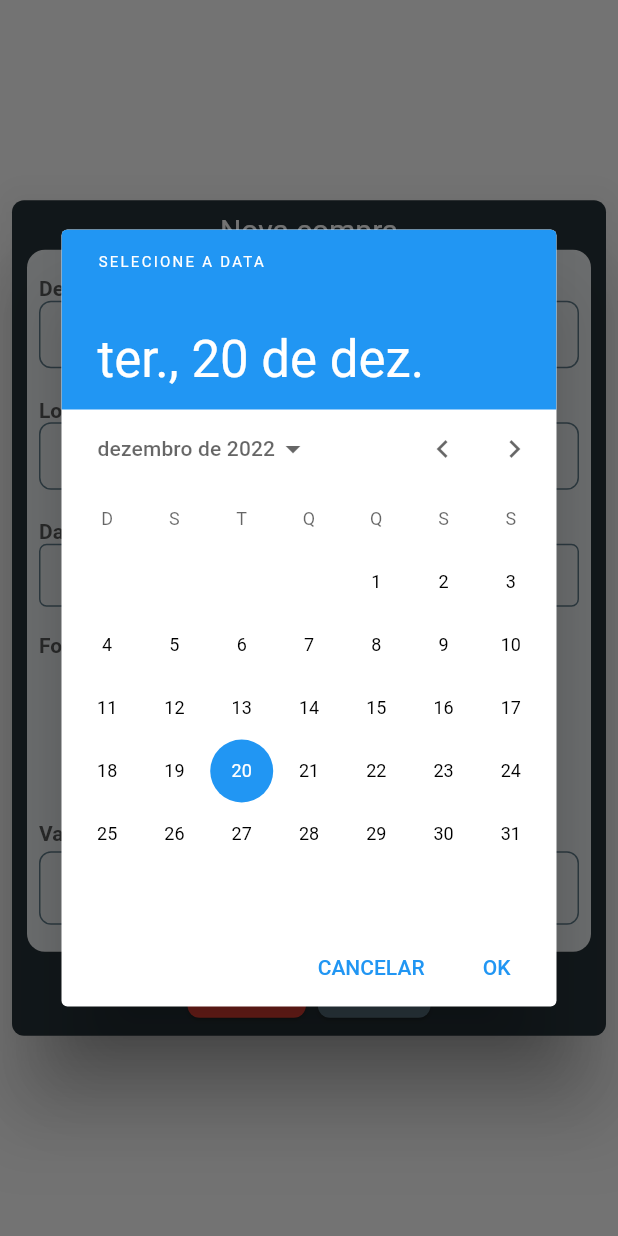
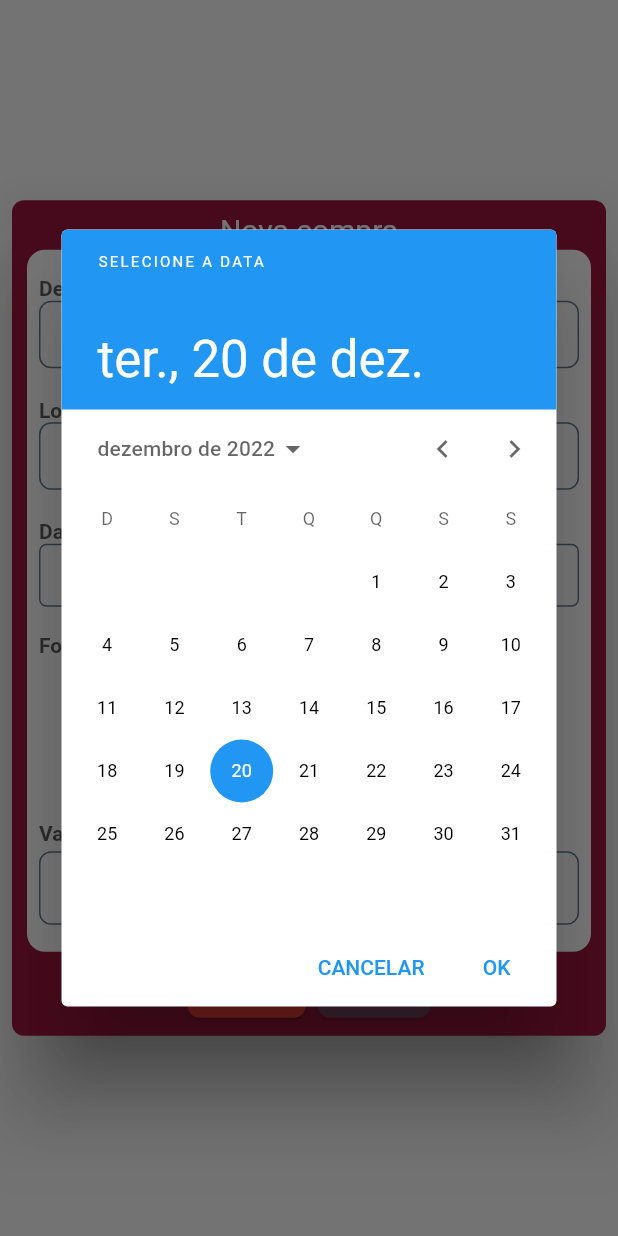
Before and after one commit to Firekepr/Project_How_Many_I_Spend, a Flutter app: the CalendarAddDialog widget shown alone on an empty page, opened directly with empty values, after a tap on an icon or button, on a phone screen of 412 x 824 dp. Run offline on Flutter 3.47's test engine with Material 2 defaults, Android fonts, the phone set to English and light mode, and no system bars; drawn by our look-alikes of reactive_forms; our stand-ins replace brasil_fields, material_design_icons_flutter, modal_bottom_sheet, sqflite, table_calendar; accounts and stored records are empty; statements that could not run were skipped.

Commit message:
Update calendar add(INSERT) modal part - 4

```diff
--- a/lib/database/database-tables.dart
+++ b/lib/database/database-tables.dart
@@ -3,11 +3,11 @@ import 'dart:core';
 class DataBaseTables {
 
   static const String calendarEvents = '''
-  CREATE TABLE mov_calendar_itens(
+  CREATE TABLE mov_calendar_items(
     id integer PRIMARY KEY AUTOINCREMENT,
     date text,
     type text,
-    parcel integer DEFAULT 0,
+    parcel text,
     description text,
     local text,
     spending text
--- /dev/null
+++ b/lib/database/interfaces/calendar-items.dart
@@ -0,0 +1,41 @@
+class CalendarItems {
+  int? id;
+  String date;
+  String type;
+  String description;
+  String? parcel;
+  String? local;
+  String spending;
+
+  CalendarItems({
+    this.id,
+    required this.date,
+    required this.type,
+    required this.description,
+    this.parcel,
+    this.local,
+    required this.spending,
+  });
+
+  factory CalendarItems.fromMap(Map<String, dynamic> map) => CalendarItems(
+        id: map['id'],
+        date: map['date'],
+        type: map['type'],
+        description: map['description'],
+        parcel: map['parcel'],
+        local: map['local'],
+        spending: map['spending'],
+      );
+
+  Map<String, dynamic> toMap() {
+    return {
+      'id': id,
+      'date': date,
+      'type': type,
+      'description': description,
+      'parcel': parcel,
+      'local': local,
+      'spending': spending,
+    };
+  }
+}
--- a/lib/services/provider-calendar.dart
+++ b/lib/provider/provider-calendar.dart
@@ -1,4 +1,6 @@
 import 'package:flutter/material.dart';
+
+import '../database/interfaces/calendar-items.dart';
 
 class ProviderCalendar extends ChangeNotifier {
 
@@ -9,4 +11,11 @@ class ProviderCalendar extends ChangeNotifier {
     notifyListeners();
   }
 
+  List<CalendarItems> _items = [];
+  List<CalendarItems> get calendarItems => _items;
+  setCalendarItems(List<CalendarItems> list) {
+    _items = list;
+    notifyListeners();
+  }
+
 }
--- /dev/null
+++ b/lib/services/global-context.dart
@@ -0,0 +1,11 @@
+import 'package:flutter/material.dart';
+
+class GlobalContextKey {
+  static GlobalKey<NavigatorState> navigatorKey = GlobalKey<NavigatorState>();
+
+  static GlobalKey<ScaffoldState> drawerKey = GlobalKey<ScaffoldState>();
+
+  static BuildContext? get(){
+    return navigatorKey.currentContext;
+  }
+}
--- a/lib/strings/calendar-strings.dart
+++ b/lib/strings/calendar-strings.dart
@@ -1,6 +1,6 @@
 class CalendarStrings {
 
-  static const String amountSpend = 'Valor gasto:';
+  static const String amountSpend = 'Valor gasto (obrigatório):';
   static const String cancel = 'Cancelar';
   static const String conclude = 'Concluir';
   static const String newRegister = 'Nova compra';
--- /dev/null
+++ b/lib/widgets/buttons/form-simple-text-button.dart
@@ -0,0 +1,55 @@
+import 'package:flutter/material.dart';
+import 'package:reactive_forms/reactive_forms.dart';
+
+class CustomFormTextButton extends StatelessWidget {
+  final Color? backGroundColor;
+  final String label;
+  final void Function() onTap;
+  final bool isFormButton;
+
+  const CustomFormTextButton({
+    Key? key,
+    this.backGroundColor,
+    required this.label,
+    required this.onTap,
+    required this.isFormButton,
+  }) : super(key: key);
+
+  @override
+  Widget build(BuildContext context) {
+    return ReactiveFormConsumer(
+      builder: (context, form, child) {
+        return Opacity(
+            opacity: !isFormButton
+                ? 1
+                : isFormButton && form.valid && form.dirty ? 1 : 0.5,
+          child: Card(
+            elevation: 1,
+            color: backGroundColor ?? Colors.blueGrey,
+            shape: RoundedRectangleBorder(
+              borderRadius: BorderRadius.circular(8.0),
+              // side: const BorderSide(color: Color.fromRGBO(0, 160, 227, 1)),
+            ),
+            child: GestureDetector(
+              onTap: !isFormButton
+                  ? onTap
+                  : isFormButton && form.valid
+                  ? onTap
+                  : null,
+              child: Padding(
+                padding: const EdgeInsets.all(10.0),
+                child: Text(
+                    label,
+                    style: const TextStyle(
+                      fontSize: 15,
+                      color: Colors.white,
+                    )
+                ),
+              ),
+            ),
+          ),
+        );
+      },
+    );
+  }
+}
--- a/lib/widgets/dialogs/calendar-add-dialog.dart
+++ b/lib/widgets/dialogs/calendar-add-dialog.dart
@@ -1,12 +1,16 @@
 import 'package:flutter/material.dart';
+import 'package:how_many_i_spend/services/calendar-service.dart';
 import 'package:how_many_i_spend/widgets/buttons/handle-generic-button.dart';
 import 'package:how_many_i_spend/widgets/layout/simple_divisor.dart';
 import 'package:how_many_i_spend/widgets/pickers/simple-date-picker.dart';
 import 'package:material_design_icons_flutter/material_design_icons_flutter.dart';
+import 'package:provider/provider.dart';
 import 'package:reactive_forms/reactive_forms.dart';
 
+import '../../provider/provider-system.dart';
 import '../../services/colors-service.dart';
 import '../../strings/calendar-strings.dart';
+import '../buttons/form-simple-text-button.dart';
 import '../dropdown/Form-drop-down.dart';
 import '../textfields/forms-simple-border-text-field.dart';
 import '../textfields/simple-border-text-field.dart';
@@ -32,8 +36,8 @@ class _CalendarAddDialogState extends State<CalendarAddDialog> {
   final FormGroup _form = FormGroup({
     'description': FormControl<String>(value: ''),
     'local': FormControl<String>(value: ''),
-    'date': FormControl<DateTime>(validators: [Validators.required]),
-    'type': FormControl<String>(value: 'Débito', validators: [Validators.required]),
+    'date': FormControl<DateTime>(),
+    'type': FormControl<String>(value: 'Débito'),
     'spending': FormControl<String>(validators: [Validators.required]),
     'parcel': FormControl<String>(value: '1x'),
   });
@@ -41,14 +45,17 @@ class _CalendarAddDialogState extends State<CalendarAddDialog> {
   @override
   void initState() {
     parcelList = List<String>.generate(48, (i) => '${i}x');
+    _form.control('date').value = widget.initialDateTime;
     super.initState();
   }
 
   @override
   Widget build(BuildContext context) {
-    return Dialog(
+    return Consumer<ProviderSystem>(
+        builder: (BuildContext context, ProviderSystem val, Widget? child) {
+          return  Dialog(
             insetPadding: const EdgeInsets.symmetric(horizontal: 8),
-      backgroundColor: Colors.blueGrey[900],
+            backgroundColor: val.theme ? const Color.fromRGBO(155, 22, 61, 1) : Colors.blueGrey[900],
             shape: const RoundedRectangleBorder(
               borderRadius: BorderRadius.all(
                 Radius.circular(8.0),
@@ -76,7 +83,7 @@ class _CalendarAddDialogState extends State<CalendarAddDialog> {
                       child: Container(
                         padding: const EdgeInsets.all(8.0),
                         decoration: BoxDecoration(
-                      color: Colors.blueGrey[50],
+                          color: val.theme ? Colors.white : Colors.blueGrey[50],
                           borderRadius: const BorderRadius.all(Radius.circular(12.0)),
                         ),
                         child: ReactiveForm(
@@ -176,17 +183,34 @@ class _CalendarAddDialogState extends State<CalendarAddDialog> {
                         ),
                       ),
                     ),
-                Row(
+                    ReactiveForm(
+                      formGroup: _form,
+                      child: Row(
                         mainAxisAlignment: MainAxisAlignment.center,
                         children: [
-                    floatingButtons(CalendarStrings.cancel, saveRegister, Colors.red),
-                    floatingButtons(CalendarStrings.conclude, saveRegister, null),
+
+                          CustomFormTextButton(
+                            label: CalendarStrings.cancel,
+                            onTap: () => Navigator.of(context).pop(),
+                            isFormButton: false,
+                            backGroundColor: Colors.red,
+                          ),
+
+                          CustomFormTextButton(
+                            label: CalendarStrings.conclude,
+                            onTap: saveRegister,
+                            isFormButton: true,
+                            backGroundColor: null,
+                          ),
                         ],
+                      ),
                     ),
                   ],
                 ),
               ),
             ),
+          );
+        }
     );
   }
 
@@ -200,29 +224,15 @@ class _CalendarAddDialogState extends State<CalendarAddDialog> {
     ),
   );
 
-  Widget floatingButtons(String label, void Function() onTap, Color? color) => Card(
-    elevation: 1,
-    color: color ?? Colors.blueGrey,
-    shape: RoundedRectangleBorder(
-      borderRadius: BorderRadius.circular(8.0),
-      // side: const BorderSide(color: Color.fromRGBO(0, 160, 227, 1)),
-    ),
-    child: InkWell(
-      onTap: onTap,
-      child: Padding(
-        padding: const EdgeInsets.all(10.0),
-        child: Text(
-            label,
-            style: const TextStyle(
-              fontSize: 15,
-              color: Colors.white,
-            )
-        ),
-      ),
-    ),
-  );
+  Future<void> saveRegister() async {
+    final CalendarService service = CalendarService();
 
-  Future<void> saveRegister() async {
+    if (_form.control('description').value == '') {
+      _form.control('description').value = 'Compras';
+    }
+
+    await service.addNewEvent(_form.value);
+
     Navigator.of(context).pop();
   }
 
```
Also changed, not shown: lib/database/database.dart (+14 -0 lines), lib/pages/calendar/components/table-calendar-component.dart (+30 -46 lines), lib/pages/home/home.dart (+8 -0 lines), lib/services/calendar-service.dart (+82 -31 lines). Lines whose indentation alone changed are shown as unchanged.
